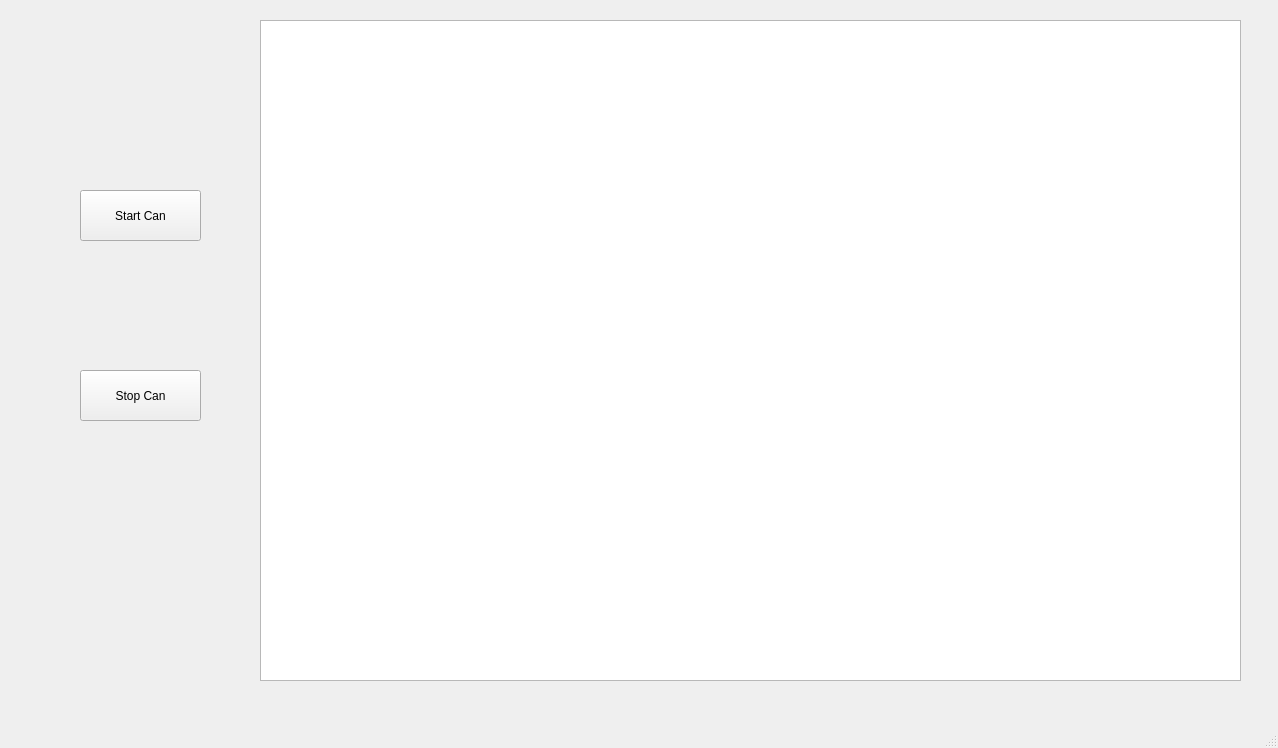
First picture: the form in mainwindow.ui, repository imaluris/TreatmentTest, before the edit.
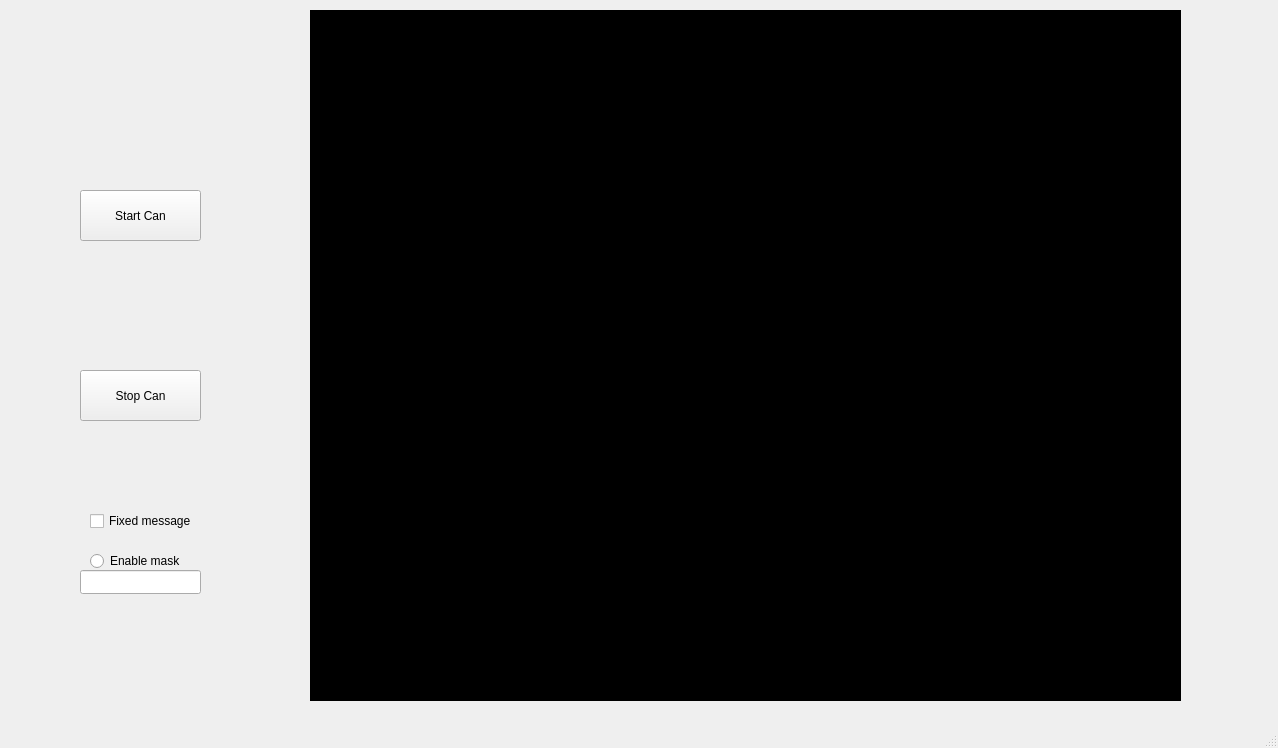
Second picture: the form after the edit.

Commit message: changed can type message

The edit to the form file:
```diff
--- a/mainwindow.ui
+++ b/mainwindow.ui
@@ -14,16 +14,6 @@
    <string>MainWindow</string>
   </property>
   <widget class="QWidget" name="centralwidget">
-   <widget class="QListWidget" name="canList">
-    <property name="geometry">
-     <rect>
-      <x>260</x>
-      <y>20</y>
-      <width>981</width>
-      <height>661</height>
-     </rect>
-    </property>
-   </widget>
    <widget class="QPushButton" name="ButtonStart">
     <property name="geometry">
      <rect>
@@ -50,6 +40,56 @@
      <string>Stop Can</string>
     </property>
    </widget>
+   <widget class="QPlainTextEdit" name="canList">
+    <property name="geometry">
+     <rect>
+      <x>310</x>
+      <y>10</y>
+      <width>871</width>
+      <height>691</height>
+     </rect>
+    </property>
+    <property name="styleSheet">
+     <string notr="true">background-color: black;
+color:white;</string>
+    </property>
+   </widget>
+   <widget class="QCheckBox" name="displayType">
+    <property name="geometry">
+     <rect>
+      <x>90</x>
+      <y>510</y>
+      <width>111</width>
+      <height>22</height>
+     </rect>
+    </property>
+    <property name="text">
+     <string>Fixed message</string>
+    </property>
+   </widget>
+   <widget class="QRadioButton" name="radioButton">
+    <property name="geometry">
+     <rect>
+      <x>90</x>
+      <y>550</y>
+      <width>91</width>
+      <height>22</height>
+     </rect>
+    </property>
+    <property name="text">
+     <string>Enable mask</string>
+    </property>
+   </widget>
+   <widget class="QLineEdit" name="lineEdit">
+    <property name="geometry">
+     <rect>
+      <x>80</x>
+      <y>570</y>
+      <width>121</width>
+      <height>24</height>
+     </rect>
+    </property>
+   </widget>
   </widget>
   <widget class="QMenuBar" name="menubar">
    <property name="geometry">
```
The commit also changes 56 other files.
